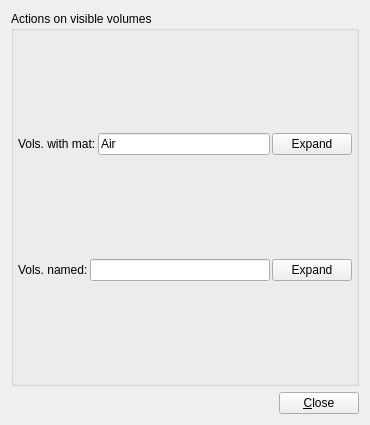
The window that GeoModelVisualization/VP1GeometrySystems/src/settings_misc_form.ui (efemberg11/GeoModel_rmakhman) describes before a commit, drawn with Qt 5.
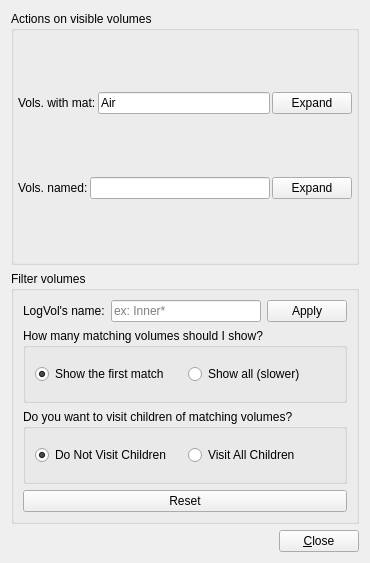
The same window after the commit.

Commit message: Add support for filtering over volumes based on names

What changed in the file:
```diff
--- a/GeoModelVisualization/VP1GeometrySystems/src/settings_misc_form.ui
+++ b/GeoModelVisualization/VP1GeometrySystems/src/settings_misc_form.ui
@@ -7,7 +7,7 @@
     <x>0</x>
     <y>0</y>
     <width>370</width>
-    <height>425</height>
+    <height>563</height>
    </rect>
   </property>
   <property name="windowTitle">
@@ -98,6 +98,117 @@
      </layout>
     </widget>
    </item>
+   <item>
+    <widget class="QGroupBox" name="groupBox_2">
+     <property name="title">
+      <string>Filter volumes</string>
+     </property>
+     <layout class="QVBoxLayout" name="verticalLayout_4">
+      <item>
+       <layout class="QHBoxLayout" name="horizontalLayout_6">
+        <item>
+         <widget class="QLabel" name="label_filter_logVolName">
+          <property name="text">
+           <string>LogVol's name:</string>
+          </property>
+         </widget>
+        </item>
+        <item>
+         <widget class="QLineEdit" name="lineEdit_filter_logvolname">
+          <property name="toolTip">
+           <string>Filter geometry volumes based on the name of the GeoLogVol node. You can use regular expressions and wildcards (*).</string>
+          </property>
+          <property name="placeholderText">
+           <string>ex: Inner*</string>
+          </property>
+         </widget>
+        </item>
+        <item>
+         <widget class="QPushButton" name="pushButton_filter_logvolname">
+          <property name="text">
+           <string>Apply</string>
+          </property>
+         </widget>
+        </item>
+       </layout>
+      </item>
+      <item>
+       <widget class="QGroupBox" name="groupBox_3">
+        <property name="title">
+         <string>How many matching volumes should I show?</string>
+        </property>
+        <layout class="QHBoxLayout" name="horizontalLayout_10">
+         <item>
+          <widget class="QRadioButton" name="radioButton_StopAtFirst">
+           <property name="toolTip">
+            <string>Default. Stop after a first match has been found. Useful for a quick check.</string>
+           </property>
+           <property name="text">
+            <string>Show the first match</string>
+           </property>
+           <property name="checked">
+            <bool>true</bool>
+           </property>
+          </widget>
+         </item>
+         <item>
+          <widget class="QRadioButton" name="radioButton_LoopOverAll">
+           <property name="toolTip">
+            <string>Look for all volumes matching the filter string. ATTENTION, it can take a lof of time.</string>
+           </property>
+           <property name="text">
+            <string>Show all (slower)</string>
+           </property>
+          </widget>
+         </item>
+        </layout>
+       </widget>
+      </item>
+      <item>
+       <widget class="QGroupBox" name="groupBox_4">
+        <property name="title">
+         <string>Do you want to visit children of matching volumes?</string>
+        </property>
+        <layout class="QHBoxLayout" name="horizontalLayout_9">
+         <item>
+          <widget class="QRadioButton" name="radioButton_DoNotVisitChildren">
+           <property name="toolTip">
+            <string>Default. When a volume matches the filter, do not visit its child volumes.</string>
+           </property>
+           <property name="text">
+            <string>Do Not Visit Children</string>
+           </property>
+           <property name="checked">
+            <bool>true</bool>
+           </property>
+          </widget>
+         </item>
+         <item>
+          <widget class="QRadioButton" name="radioButton_VisitAllChildren">
+           <property name="toolTip">
+            <string>When a volume matches the filter, do visit all its child volumes as well. NOT RECOMMENDED. It is lengthy and it breaks the &quot;Expand to children&quot; functionality. Use it only if you know what you are doing.</string>
+           </property>
+           <property name="text">
+            <string>Visit All Children</string>
+           </property>
+          </widget>
+         </item>
+        </layout>
+       </widget>
+      </item>
+      <item>
+       <widget class="QPushButton" name="pushButton_filter_reset">
+        <property name="toolTip">
+         <string>Visualize all volumes by removing all filters.</string>
+        </property>
+        <property name="text">
+         <string>Reset</string>
+        </property>
+       </widget>
+      </item>
+     </layout>
+    </widget>
+   </item>
    <item>
     <layout class="QHBoxLayout" name="_10">
      <item>
```
The commit also changes 4 other files.
